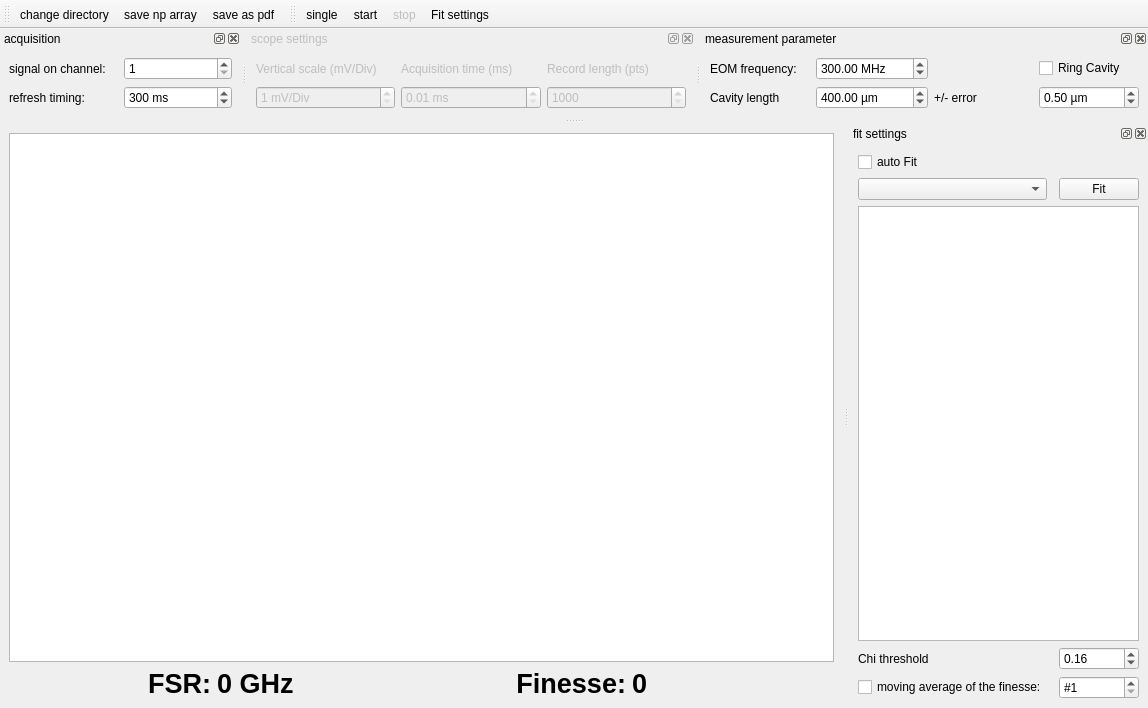
Before: the Qt Designer form src/qudi/gui/finesse_measurement/ui_FinesseMeasurement_gui.ui in blupgnup/qudi-ffpc-modules, drawn with Qt 5.
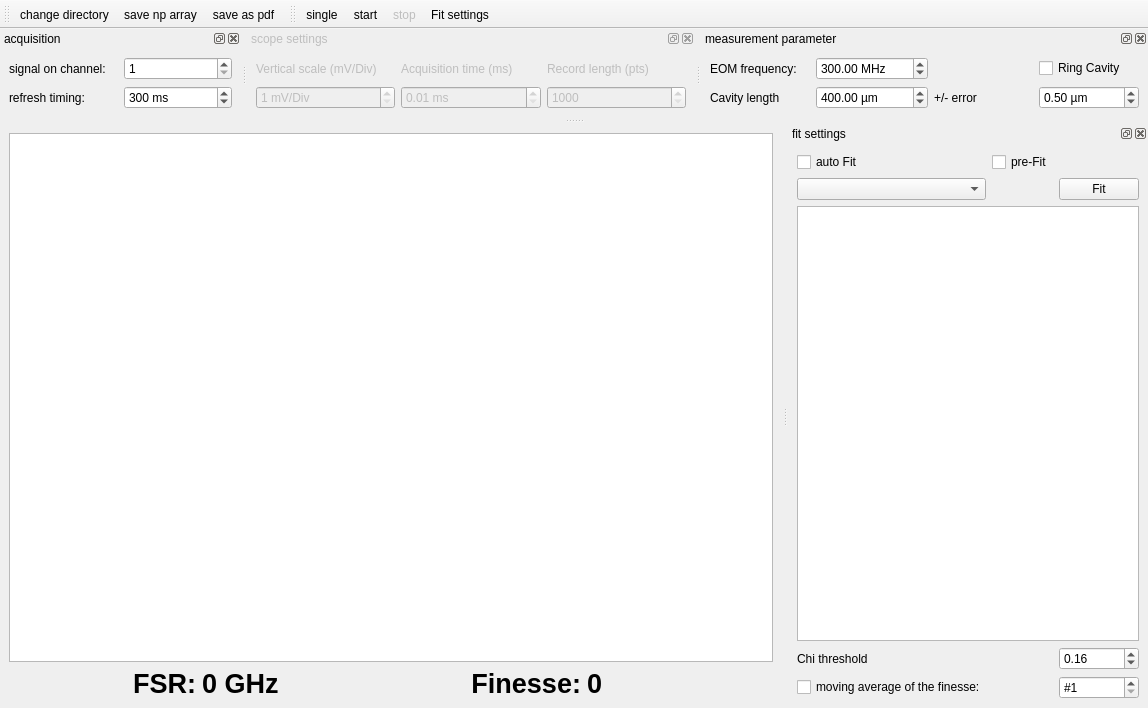
After: the same form once the commit is applied. Icons and pictures are not drawn. Custom widgets are drawn as their Qt base class.

Commit message: wip - added a pre-fit checkbox

What changed in the file:
```diff
--- a/src/qudi/gui/finesse_measurement/ui_FinesseMeasurement_gui.ui
+++ b/src/qudi/gui/finesse_measurement/ui_FinesseMeasurement_gui.ui
@@ -310,6 +310,13 @@
        </property>
       </widget>
      </item>
+     <item row="1" column="1">
+      <widget class="QCheckBox" name="checkBox_PreFit">
+       <property name="text">
+        <string>pre-Fit</string>
+       </property>
+      </widget>
+     </item>
      <item row="3" column="0">
       <widget class="FitSettingsComboBox" name="fit_methods_ComboBox">
        <property name="minimumSize">
```
The commit also changes 2 other files.
